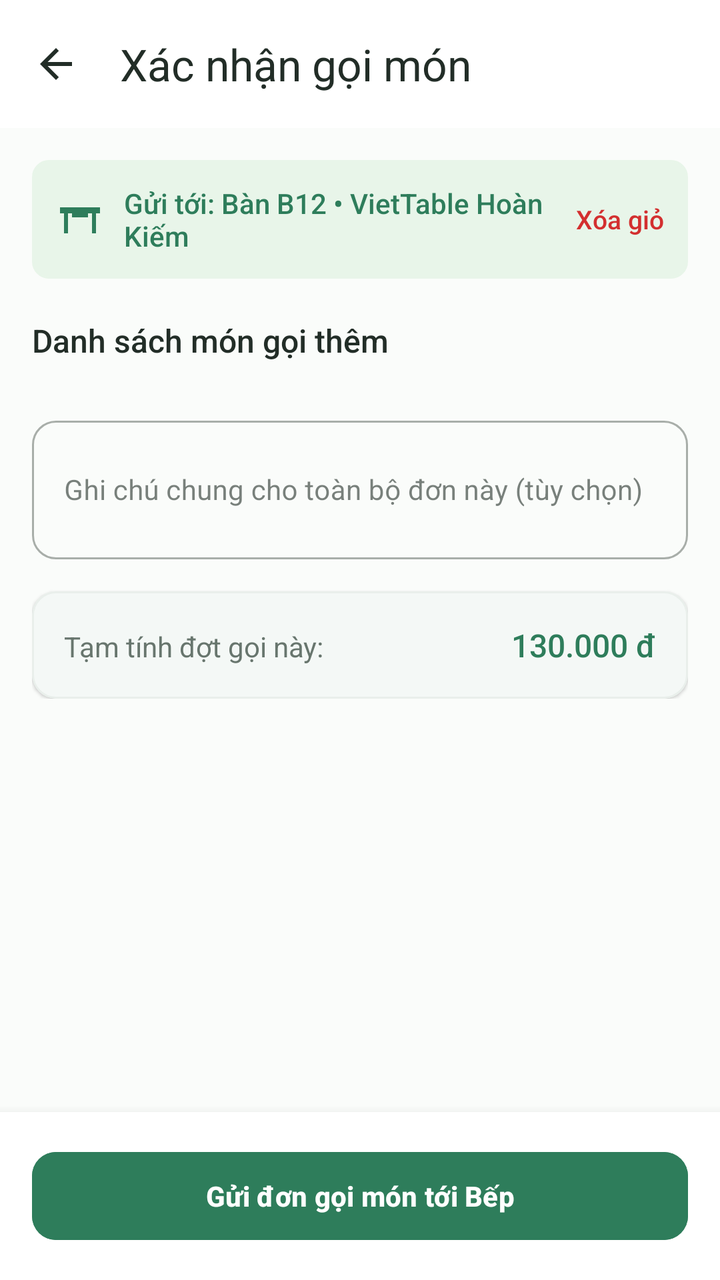
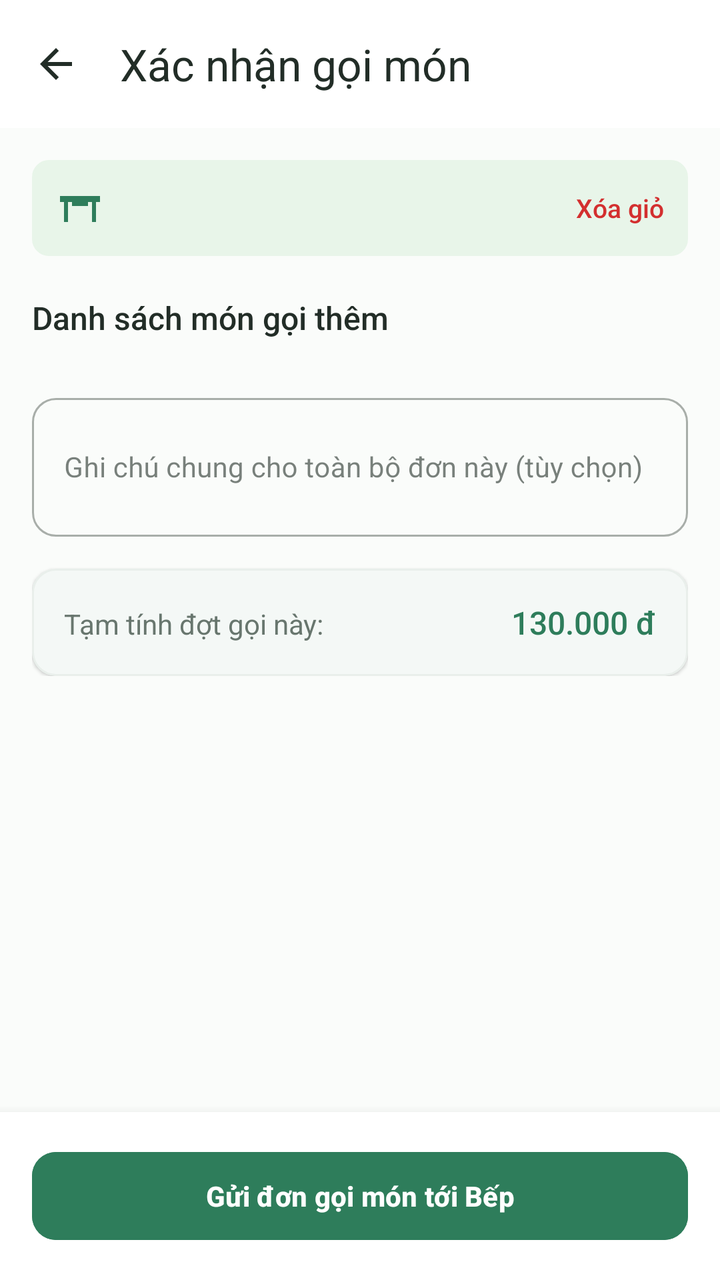

Compare the two renders of this Android layout. The source of the first and the diff that turns it into the second are given below.
<!-- AndroidManifest.xml: application theme Theme.VietTable -->
<!-- res/layout/fragment_dinein_cart.xml -->
<?xml version="1.0" encoding="utf-8"?>
<androidx.coordinatorlayout.widget.CoordinatorLayout xmlns:android="http://schemas.android.com/apk/res/android"
    xmlns:app="http://schemas.android.com/apk/res-auto"
    android:layout_width="match_parent"
    android:layout_height="match_parent"
    android:background="@color/colorBackground">

    <com.google.android.material.appbar.AppBarLayout
        android:layout_width="match_parent"
        android:layout_height="wrap_content"
        android:background="@color/colorSurface"
        app:elevation="0dp">

        <com.google.android.material.appbar.MaterialToolbar
            android:id="@+id/toolbar"
            android:layout_width="match_parent"
            android:layout_height="?attr/actionBarSize"
            app:navigationIcon="@drawable/ic_back"
            app:navigationIconTint="@color/colorTextPrimary"
            app:title="Xác nhận gọi món"
            app:titleTextColor="@color/colorTextPrimary" />
    </com.google.android.material.appbar.AppBarLayout>

    <androidx.core.widget.NestedScrollView
        android:layout_width="match_parent"
        android:layout_height="match_parent"
        android:paddingBottom="100dp"
        app:layout_behavior="@string/appbar_scrolling_view_behavior">

        <LinearLayout
            android:layout_width="match_parent"
            android:layout_height="wrap_content"
            android:orientation="vertical"
            android:padding="16dp">

            
            <LinearLayout
                android:layout_width="match_parent"
                android:layout_height="wrap_content"
                android:background="@drawable/bg_badge"
                android:backgroundTint="#E8F5E9"
                android:gravity="center_vertical"
                android:orientation="horizontal"
                android:padding="12dp">

                <ImageView
                    android:layout_width="24dp"
                    android:layout_height="24dp"
                    android:src="@drawable/ic_table"
                    app:tint="@color/colorPrimary" />

                <TextView
                    android:id="@+id/tvDineinCartTable"
                    android:layout_width="0dp"
                    android:layout_height="wrap_content"
                    android:layout_marginStart="10dp"
                    android:layout_weight="1"
                    android:fontFamily="sans-serif-medium"
                    android:text="Gửi tới: Bàn B12 • VietTable Hoàn Kiếm"
                    android:textColor="@color/colorPrimary"
                    android:textSize="14sp" />

                <TextView
                    android:id="@+id/btnClearDineinCart"
                    android:layout_width="wrap_content"
                    android:layout_height="wrap_content"
                    android:fontFamily="sans-serif-medium"
                    android:text="Xóa giỏ"
                    android:textColor="@color/colorError"
                    android:textSize="13sp" />
            </LinearLayout>

            <TextView
                android:layout_width="wrap_content"
                android:layout_height="wrap_content"
                android:layout_marginTop="20dp"
                android:fontFamily="sans-serif-medium"
                android:text="Danh sách món gọi thêm"
                android:textColor="@color/colorTextPrimary"
                android:textSize="16sp" />

            <androidx.recyclerview.widget.RecyclerView
                android:id="@+id/rvDineinCartItems"
                android:layout_width="match_parent"
                android:layout_height="wrap_content"
                android:layout_marginTop="8dp"
                android:nestedScrollingEnabled="false" />

            
            <com.google.android.material.textfield.TextInputLayout
                android:id="@+id/tilKitchenNote"
                style="@style/Widget.MaterialComponents.TextInputLayout.OutlinedBox"
                android:layout_width="match_parent"
                android:layout_height="wrap_content"
                android:layout_marginTop="16dp"
                android:hint="Ghi chú chung cho toàn bộ đơn này (tùy chọn)"
                app:boxCornerRadiusBottomEnd="12dp"
                app:boxCornerRadiusBottomStart="12dp"
                app:boxCornerRadiusTopEnd="12dp"
                app:boxCornerRadiusTopStart="12dp">

                <com.google.android.material.textfield.TextInputEditText
                    android:id="@+id/etKitchenNote"
                    android:layout_width="match_parent"
                    android:layout_height="wrap_content"
                    android:inputType="textMultiLine"
                    android:lines="2"
                    android:textSize="14sp" />
            </com.google.android.material.textfield.TextInputLayout>

            
            <com.google.android.material.card.MaterialCardView
                android:layout_width="match_parent"
                android:layout_height="wrap_content"
                android:layout_marginTop="16dp"
                app:cardBackgroundColor="@color/colorSurface"
                app:cardCornerRadius="12dp"
                app:cardElevation="1dp"
                app:strokeColor="@color/colorDivider"
                app:strokeWidth="1dp">

                <LinearLayout
                    android:layout_width="match_parent"
                    android:layout_height="wrap_content"
                    android:orientation="vertical"
                    android:padding="16dp">

                    <LinearLayout
                        android:layout_width="match_parent"
                        android:layout_height="wrap_content"
                        android:orientation="horizontal">

                        <TextView
                            android:layout_width="0dp"
                            android:layout_height="wrap_content"
                            android:layout_weight="1"
                            android:text="Tạm tính đợt gọi này:"
                            android:textColor="@color/colorTextSecondary"
                            android:textSize="14sp" />

                        <TextView
                            android:id="@+id/tvDineinCartTotal"
                            android:layout_width="wrap_content"
                            android:layout_height="wrap_content"
                            android:fontFamily="sans-serif-medium"
                            android:text="130.000 đ"
                            android:textColor="@color/colorPrimary"
                            android:textSize="16sp" />
                    </LinearLayout>
                </LinearLayout>
            </com.google.android.material.card.MaterialCardView>

        </LinearLayout>
    </androidx.core.widget.NestedScrollView>

    
    <LinearLayout
        android:layout_width="match_parent"
        android:layout_height="wrap_content"
        android:layout_gravity="bottom"
        android:tag="safe_bottom"
        android:background="@color/colorSurface"
        android:elevation="8dp"
        android:orientation="vertical"
        android:padding="16dp">

        <com.google.android.material.button.MaterialButton
            android:id="@+id/btnSubmitDineinOrder"
            style="@style/Widget.VietTable.Button.Primary"
            android:layout_width="match_parent"
            android:layout_height="wrap_content"
            android:text="Gửi đơn gọi món tới Bếp" />
    </LinearLayout>

</androidx.coordinatorlayout.widget.CoordinatorLayout>
<!-- resources referenced by this layout -->
<resources>
  <color name="colorBackground">#FAFCFA</color>
  <color name="colorDivider">#E9EFEB</color>
  <color name="colorError">#D32F2F</color>
  <color name="colorPrimary">#2E7D5B</color>
  <color name="colorSurface">#FFFFFF</color>
  <color name="colorTextPrimary">#222D27</color>
  <color name="colorTextSecondary">#68766E</color>
  <style name="Theme.VietTable" parent="Base.Theme.VietTable" />
  <color name="surface">#FFFFFF</color>
  <color name="divider">#E9EFEB</color>
  <dimen name="btn_height_primary">52dp</dimen>
  <dimen name="radius_medium">12dp</dimen>
  <style name="Base.Theme.VietTable" parent="Theme.Material3.Light.NoActionBar">
          
          <item name="colorPrimary">@color/primary</item>
          <item name="colorPrimaryDark">@color/primary_dark</item>
          <item name="colorOnPrimary">@color/on_primary</item>
          <item name="colorPrimaryContainer">@color/primary_container</item>
          <item name="colorOnPrimaryContainer">@color/on_primary_container</item>
  
          <item name="colorSecondary">@color/accent_gold</item>
          <item name="colorOnSecondary">@color/white</item>
          <item name="colorSecondaryContainer">@color/accent_gold_container</item>
          <item name="colorOnSecondaryContainer">@color/accent_gold_dark</item>
  
          <item name="android:colorBackground">@color/bg_cream</item>
          <item name="colorSurface">@color/surface</item>
          <item name="colorOnSurface">@color/text_primary</item>
          <item name="colorSurfaceVariant">@color/surface_variant</item>
  
          <item name="colorError">@color/semantic_error</item>
          <item name="colorOnError">@color/white</item>
  
          
          <item name="android:statusBarColor">@android:color/transparent</item>
          <item name="android:windowLightStatusBar">true</item>
          <item name="android:navigationBarColor">@android:color/transparent</item>
          <item name="android:windowLightNavigationBar">true</item>
  
          
          <item name="colorAccent">@color/primary</item>
          <item name="alertDialogTheme">@style/ThemeOverlay.VietTable.Dialog.Alert</item>
          <item name="materialAlertDialogTheme">@style/ThemeOverlay.VietTable.MaterialAlertDialog</item>
          <item name="buttonBarPositiveButtonStyle">@style/Widget.VietTable.Dialog.Button.Positive</item>
          <item name="buttonBarNegativeButtonStyle">@style/Widget.VietTable.Dialog.Button.Negative</item>
          <item name="buttonBarNeutralButtonStyle">@style/Widget.VietTable.Dialog.Button.Neutral</item>
          <item name="materialButtonStyle">@style/Widget.VietTable.Button.Primary</item>
          <item name="materialButtonOutlinedStyle">@style/Widget.VietTable.Button.Outlined</item>
          <item name="borderlessButtonStyle">@style/Widget.VietTable.Button.Text</item>
          <item name="materialCardViewStyle">@style/Widget.VietTable.Card</item>
          <item name="textInputStyle">@style/Widget.VietTable.TextInputLayout</item>
          <item name="toolbarStyle">@style/Widget.VietTable.Toolbar</item>
          <item name="bottomNavigationStyle">@style/Widget.VietTable.BottomNavigationView</item>
      </style>
  <dimen name="text_button">14sp</dimen>
  <color name="primary">#2E7D5B</color>
  <color name="primary_dark">#24654A</color>
  <color name="on_primary">#FFFFFF</color>
  <color name="primary_container">#EEF7F2</color>
  <color name="on_primary_container">#1B4E38</color>
  <color name="accent_gold">#CCA862</color>
  <color name="white">#FFFFFFFF</color>
  <color name="accent_gold_container">#FAF5EB</color>
  <color name="accent_gold_dark">#9E7D33</color>
  <color name="bg_cream">#FAFCFA</color>
  <color name="text_primary">#222D27</color>
  <color name="surface_variant">#F3F7F5</color>
  <color name="semantic_error">#D32F2F</color>
  <color name="text_secondary">#68766E</color>
  <color name="transparent">#00000000</color>
  <dimen name="radius_large">16dp</dimen>
  <dimen name="card_elevation">1.5dp</dimen>
  <dimen name="card_stroke_width">1dp</dimen>
  <!-- unchanged entries left out for length: 20 -->
</resources>

<!-- the commit's change to res/layout/fragment_dinein_cart.xml (unified diff, before → after) -->
@@ -56,7 +56,7 @@
                     android:layout_marginStart="10dp"
                     android:layout_weight="1"
                     android:fontFamily="sans-serif-medium"
-                    android:text="Gửi tới: Bàn B12 • VietTable Hoàn Kiếm"
+                    android:text=""
                     android:textColor="@color/colorPrimary"
                     android:textSize="14sp" />
 
<!-- resource entries referenced after the edit -->
@@ -37,7 +37,6 @@
           <item name="android:statusBarColor">@android:color/transparent</item>
           <item name="android:windowLightStatusBar">true</item>
           <item name="android:navigationBarColor">@android:color/transparent</item>
-          <item name="android:windowLightNavigationBar">true</item>
   
           
           <item name="colorAccent">@color/primary</item>
